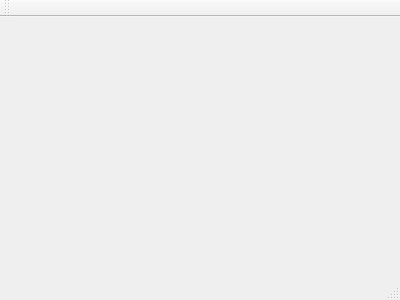
First picture: the form in mainwindow.ui, repository anyazavrr/newlab, before the edit.
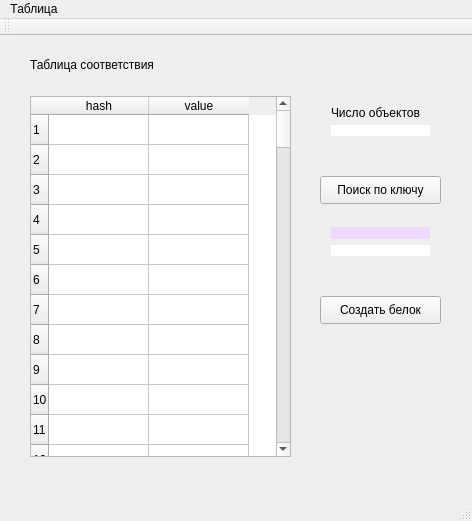
Second picture: the form after the edit.

The edit to the form file:
```diff
--- a/mainwindow.ui
+++ b/mainwindow.ui
@@ -1,24 +1,707 @@
 <ui version="4.0">
  <class>MainWindow</class>
- <widget class="QMainWindow" name="MainWindow" >
-  <property name="geometry" >
+ <widget class="QMainWindow" name="MainWindow">
+  <property name="geometry">
    <rect>
     <x>0</x>
     <y>0</y>
-    <width>400</width>
-    <height>300</height>
+    <width>472</width>
+    <height>521</height>
    </rect>
   </property>
   <property name="windowTitle" >
    <string>MainWindow</string>
   </property>
-  <widget class="QMenuBar" name="menuBar" />
-  <widget class="QToolBar" name="mainToolBar" />
-  <widget class="QWidget" name="centralWidget" />
-  <widget class="QStatusBar" name="statusBar" />
+  <widget class="QWidget" name="centralWidget">
+   <widget class="QTableWidget" name="tableWidget">
+    <property name="geometry">
+     <rect>
+      <x>30</x>
+      <y>60</y>
+      <width>261</width>
+      <height>361</height>
+     </rect>
+    </property>
+    <row>
+     <property name="text">
+      <string>1</string>
+     </property>
+    </row>
+    <row>
+     <property name="text">
+      <string>2</string>
+     </property>
+    </row>
+    <row>
+     <property name="text">
+      <string>3</string>
+     </property>
+    </row>
+    <row>
+     <property name="text">
+      <string>4</string>
+     </property>
+    </row>
+    <row>
+     <property name="text">
+      <string>5</string>
+     </property>
+    </row>
+    <row>
+     <property name="text">
+      <string>6</string>
+     </property>
+    </row>
+    <row>
+     <property name="text">
+      <string>7</string>
+     </property>
+    </row>
+    <row>
+     <property name="text">
+      <string>8</string>
+     </property>
+    </row>
+    <row>
+     <property name="text">
+      <string>9</string>
+     </property>
+    </row>
+    <row>
+     <property name="text">
+      <string>10</string>
+     </property>
+    </row>
+    <row>
+     <property name="text">
+      <string>11</string>
+     </property>
+    </row>
+    <row>
+     <property name="text">
+      <string>12</string>
+     </property>
+    </row>
+    <row>
+     <property name="text">
+      <string>13</string>
+     </property>
+    </row>
+    <row>
+     <property name="text">
+      <string>14</string>
+     </property>
+    </row>
+    <row>
+     <property name="text">
+      <string>15</string>
+     </property>
+    </row>
+    <row>
+     <property name="text">
+      <string>16</string>
+     </property>
+    </row>
+    <row>
+     <property name="text">
+      <string>17</string>
+     </property>
+    </row>
+    <row>
+     <property name="text">
+      <string>18</string>
+     </property>
+    </row>
+    <row>
+     <property name="text">
+      <string>19</string>
+     </property>
+    </row>
+    <row>
+     <property name="text">
+      <string>20</string>
+     </property>
+    </row>
+    <row>
+     <property name="text">
+      <string>21</string>
+     </property>
+    </row>
+    <row>
+     <property name="text">
+      <string>22</string>
+     </property>
+    </row>
+    <row>
+     <property name="text">
+      <string>23</string>
+     </property>
+    </row>
+    <row>
+     <property name="text">
+      <string>24</string>
+     </property>
+    </row>
+    <row>
+     <property name="text">
+      <string>25</string>
+     </property>
+    </row>
+    <row>
+     <property name="text">
+      <string>26</string>
+     </property>
+    </row>
+    <row>
+     <property name="text">
+      <string>27</string>
+     </property>
+    </row>
+    <row>
+     <property name="text">
+      <string>28</string>
+     </property>
+    </row>
+    <row>
+     <property name="text">
+      <string>29</string>
+     </property>
+    </row>
+    <row>
+     <property name="text">
+      <string>30</string>
+     </property>
+    </row>
+    <row>
+     <property name="text">
+      <string>31</string>
+     </property>
+    </row>
+    <row>
+     <property name="text">
+      <string>32</string>
+     </property>
+    </row>
+    <row>
+     <property name="text">
+      <string>33</string>
+     </property>
+    </row>
+    <row>
+     <property name="text">
+      <string>34</string>
+     </property>
+    </row>
+    <row>
+     <property name="text">
+      <string>35</string>
+     </property>
+    </row>
+    <row>
+     <property name="text">
+      <string>36</string>
+     </property>
+    </row>
+    <row>
+     <property name="text">
+      <string>37</string>
+     </property>
+    </row>
+    <row>
+     <property name="text">
+      <string>38</string>
+     </property>
+    </row>
+    <row>
+     <property name="text">
+      <string>39</string>
+     </property>
+    </row>
+    <row>
+     <property name="text">
+      <string>40</string>
+     </property>
+    </row>
+    <row>
+     <property name="text">
+      <string>41</string>
+     </property>
+    </row>
+    <row>
+     <property name="text">
+      <string>42</string>
+     </property>
+    </row>
+    <row>
+     <property name="text">
+      <string>43</string>
+     </property>
+    </row>
+    <row>
+     <property name="text">
+      <string>44</string>
+     </property>
+    </row>
+    <row>
+     <property name="text">
+      <string>45</string>
+     </property>
+    </row>
+    <row>
+     <property name="text">
+      <string>46</string>
+     </property>
+    </row>
+    <row>
+     <property name="text">
+      <string>47</string>
+     </property>
+    </row>
+    <row>
+     <property name="text">
+      <string>48</string>
+     </property>
+    </row>
+    <row>
+     <property name="text">
+      <string>49</string>
+     </property>
+    </row>
+    <row>
+     <property name="text">
+      <string>50</string>
+     </property>
+    </row>
+    <row>
+     <property name="text">
+      <string>51</string>
+     </property>
+    </row>
+    <row>
+     <property name="text">
+      <string>52</string>
+     </property>
+    </row>
+    <row>
+     <property name="text">
+      <string>53</string>
+     </property>
+    </row>
+    <row>
+     <property name="text">
+      <string>54</string>
+     </property>
+    </row>
+    <row>
+     <property name="text">
+      <string>55</string>
+     </property>
+    </row>
+    <row>
+     <property name="text">
+      <string>56</string>
+     </property>
+    </row>
+    <row>
+     <property name="text">
+      <string>57</string>
+     </property>
+    </row>
+    <row>
+     <property name="text">
+      <string>58</string>
+     </property>
+    </row>
+    <row>
+     <property name="text">
+      <string>59</string>
+     </property>
+    </row>
+    <row>
+     <property name="text">
+      <string>60</string>
+     </property>
+    </row>
+    <row>
+     <property name="text">
+      <string>61</string>
+     </property>
+    </row>
+    <row>
+     <property name="text">
+      <string>62</string>
+     </property>
+    </row>
+    <row>
+     <property name="text">
+      <string>63</string>
+     </property>
+    </row>
+    <row>
+     <property name="text">
+      <string>64</string>
+     </property>
+    </row>
+    <row>
+     <property name="text">
+      <string>65</string>
+     </property>
+    </row>
+    <row>
+     <property name="text">
+      <string>66</string>
+     </property>
+    </row>
+    <row>
+     <property name="text">
+      <string>67</string>
+     </property>
+    </row>
+    <row>
+     <property name="text">
+      <string>68</string>
+     </property>
+    </row>
+    <row>
+     <property name="text">
+      <string>69</string>
+     </property>
+    </row>
+    <row>
+     <property name="text">
+      <string>70</string>
+     </property>
+    </row>
+    <row>
+     <property name="text">
+      <string>71</string>
+     </property>
+    </row>
+    <row>
+     <property name="text">
+      <string>72</string>
+     </property>
+    </row>
+    <row>
+     <property name="text">
+      <string>73</string>
+     </property>
+    </row>
+    <row>
+     <property name="text">
+      <string>74</string>
+     </property>
+    </row>
+    <row>
+     <property name="text">
+      <string>75</string>
+     </property>
+    </row>
+    <row>
+     <property name="text">
+      <string>76</string>
+     </property>
+    </row>
+    <row>
+     <property name="text">
+      <string>77</string>
+     </property>
+    </row>
+    <row>
+     <property name="text">
+      <string>78</string>
+     </property>
+    </row>
+    <row>
+     <property name="text">
+      <string>79</string>
+     </property>
+    </row>
+    <row>
+     <property name="text">
+      <string>80</string>
+     </property>
+    </row>
+    <row>
+     <property name="text">
+      <string>81</string>
+     </property>
+    </row>
+    <row>
+     <property name="text">
+      <string>82</string>
+     </property>
+    </row>
+    <row>
+     <property name="text">
+      <string>83</string>
+     </property>
+    </row>
+    <row>
+     <property name="text">
+      <string>84</string>
+     </property>
+    </row>
+    <row>
+     <property name="text">
+      <string>85</string>
+     </property>
+    </row>
+    <row>
+     <property name="text">
+      <string>86</string>
+     </property>
+    </row>
+    <row>
+     <property name="text">
+      <string>87</string>
+     </property>
+    </row>
+    <row>
+     <property name="text">
+      <string>88</string>
+     </property>
+    </row>
+    <row>
+     <property name="text">
+      <string>89</string>
+     </property>
+    </row>
+    <row>
+     <property name="text">
+      <string>90</string>
+     </property>
+    </row>
+    <row>
+     <property name="text">
+      <string>91</string>
+     </property>
+    </row>
+    <row>
+     <property name="text">
+      <string>92</string>
+     </property>
+    </row>
+    <row>
+     <property name="text">
+      <string>93</string>
+     </property>
+    </row>
+    <row>
+     <property name="text">
+      <string>94</string>
+     </property>
+    </row>
+    <row>
+     <property name="text">
+      <string>95</string>
+     </property>
+    </row>
+    <row>
+     <property name="text">
+      <string>96</string>
+     </property>
+    </row>
+    <row>
+     <property name="text">
+      <string>97</string>
+     </property>
+    </row>
+    <row>
+     <property name="text">
+      <string>98</string>
+     </property>
+    </row>
+    <row>
+     <property name="text">
+      <string>99</string>
+     </property>
+    </row>
+    <column>
+     <property name="text">
+      <string>hash</string>
+     </property>
+    </column>
+    <column>
+     <property name="text">
+      <string>value</string>
+     </property>
+    </column>
+   </widget>
+   <widget class="QPushButton" name="create_prot">
+    <property name="geometry">
+     <rect>
+      <x>320</x>
+      <y>260</y>
+      <width>121</width>
+      <height>28</height>
+     </rect>
+    </property>
+    <property name="text">
+     <string>Создать белок</string>
+    </property>
+   </widget>
+   <widget class="QPushButton" name="search">
+    <property name="geometry">
+     <rect>
+      <x>320</x>
+      <y>140</y>
+      <width>121</width>
+      <height>28</height>
+     </rect>
+    </property>
+    <property name="text">
+     <string>Поиск по ключу</string>
+    </property>
+   </widget>
+   <widget class="QLabel" name="label_4">
+    <property name="geometry">
+     <rect>
+      <x>1460</x>
+      <y>640</y>
+      <width>53</width>
+      <height>16</height>
+     </rect>
+    </property>
+    <property name="text">
+     <string>TextLabel</string>
+    </property>
+   </widget>
+   <widget class="QWidget" name="">
+    <property name="geometry">
+     <rect>
+      <x>320</x>
+      <y>60</y>
+      <width>121</width>
+      <height>51</height>
+     </rect>
+    </property>
+    <layout class="QVBoxLayout" name="verticalLayout">
+     <item>
+      <widget class="QLabel" name="label_3">
+       <property name="text">
+        <string>Число объектов</string>
+       </property>
+      </widget>
+     </item>
+     <item>
+      <widget class="QLabel" name="number_of_objects">
+       <property name="styleSheet">
+        <string notr="true">background-color: rgb(255, 255, 255);</string>
+       </property>
+       <property name="text">
+        <string/>
+       </property>
+      </widget>
+     </item>
+    </layout>
+   </widget>
+   <widget class="QWidget" name="">
+    <property name="geometry">
+     <rect>
+      <x>320</x>
+      <y>180</y>
+      <width>121</width>
+      <height>51</height>
+     </rect>
+    </property>
+    <layout class="QVBoxLayout" name="verticalLayout_2">
+     <item>
+      <widget class="QLabel" name="key">
+       <property name="styleSheet">
+        <string notr="true">background-color: rgb(238, 217, 255);</string>
+       </property>
+       <property name="text">
+        <string/>
+       </property>
+      </widget>
+     </item>
+     <item>
+      <widget class="QLabel" name="acid">
+       <property name="styleSheet">
+        <string notr="true">background-color: rgb(255, 255, 255);</string>
+       </property>
+       <property name="text">
+        <string/>
+       </property>
+      </widget>
+     </item>
+    </layout>
+   </widget>
+   <widget class="QLabel" name="label">
+    <property name="geometry">
+     <rect>
+      <x>30</x>
+      <y>20</y>
+      <width>221</width>
+      <height>17</height>
+     </rect>
+    </property>
+    <property name="styleSheet">
+     <string notr="true">font: 25 8pt &quot;Microsoft JhengHei Light&quot;;</string>
+    </property>
+    <property name="text">
+     <string>Таблица соответствия</string>
+    </property>
+   </widget>
+  </widget>
+  <widget class="QMenuBar" name="menuBar">
+   <property name="geometry">
+    <rect>
+     <x>0</x>
+     <y>0</y>
+     <width>472</width>
+     <height>25</height>
+    </rect>
+   </property>
+   <widget class="QMenu" name="menu">
+    <property name="title">
+     <string>Таблица</string>
+    </property>
+    <addaction name="action"/>
+    <addaction name="action_2"/>
+    <addaction name="action_3"/>
+    <addaction name="action_4"/>
+    <addaction name="action_5"/>
+   </widget>
+   <addaction name="menu"/>
+  </widget>
+  <widget class="QToolBar" name="mainToolBar">
+   <attribute name="toolBarArea">
+    <enum>TopToolBarArea</enum>
+   </attribute>
+   <attribute name="toolBarBreak">
+    <bool>false</bool>
+   </attribute>
+  </widget>
+  <widget class="QStatusBar" name="statusBar"/>
+  <action name="action">
+   <property name="text">
+    <string>Добавить элемент</string>
+   </property>
+  </action>
+  <action name="action_2">
+   <property name="text">
+    <string>Загрузить из файла</string>
+   </property>
+  </action>
+  <action name="action_3">
+   <property name="text">
+    <string>Сохранить в файл</string>
+   </property>
+  </action>
+  <action name="action_4">
+   <property name="text">
+    <string>Удалить элемент</string>
+   </property>
+  </action>
+  <action name="action_5">
+   <property name="text">
+    <string>Удалить все элементы</string>
+   </property>
+  </action>
  </widget>
- <layoutDefault spacing="6" margin="11" />
- <pixmapfunction></pixmapfunction>
+ <layoutdefault spacing="6" margin="11"/>
  <resources/>
  <connections/>
 </ui>
```
Left out of the diff: 3 changed lines with no effect on the pictures.
